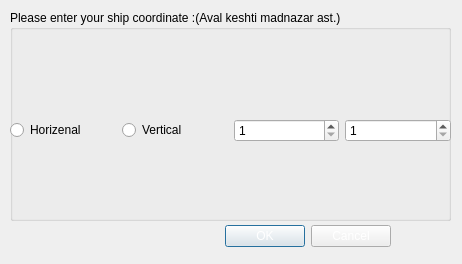
Old version of the form dialogformap.ui in the repository micro0097/Sea-battle-project.
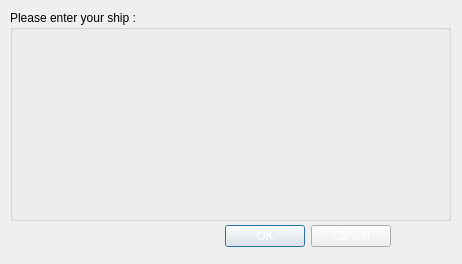
New version of the form. Icons and pictures are not drawn.

The edit to the form file:
```diff
--- a/dialogformap.ui
+++ b/dialogformap.ui
@@ -48,7 +48,7 @@
     </rect>
    </property>
    <property name="title">
-    <string>Please enter your ship coordinate :(Aval keshti madnazar ast.)</string>
+    <string>Please enter your ship :</string>
    </property>
    <widget class="QWidget" name="horizontalLayoutWidget">
     <property name="geometry">
@@ -56,45 +56,10 @@
       <x>0</x>
       <y>20</y>
       <width>441</width>
-      <height>201</height>
+      <height>191</height>
      </rect>
     </property>
-    <layout class="QHBoxLayout" name="horizontalLayout">
-     <item>
-      <widget class="QRadioButton" name="radioButton">
-       <property name="text">
-        <string>Horizenal</string>
-       </property>
-      </widget>
-     </item>
-     <item>
-      <widget class="QRadioButton" name="radioButton_2">
-       <property name="text">
-        <string>Vertical</string>
-       </property>
-      </widget>
-     </item>
-     <item>
-      <widget class="QSpinBox" name="spinBox">
-       <property name="minimum">
-        <number>1</number>
-       </property>
-       <property name="maximum">
-        <number>10</number>
-       </property>
-      </widget>
-     </item>
-     <item>
-      <widget class="QSpinBox" name="spinBox_2">
-       <property name="minimum">
-        <number>1</number>
-       </property>
-       <property name="maximum">
-        <number>10</number>
-       </property>
-      </widget>
-     </item>
-    </layout>
+    <layout class="QVBoxLayout" name="verticalLayout"/>
    </widget>
   </widget>
  </widget>
```
Left out of the diff: 4 changed lines with no effect on the pictures.
